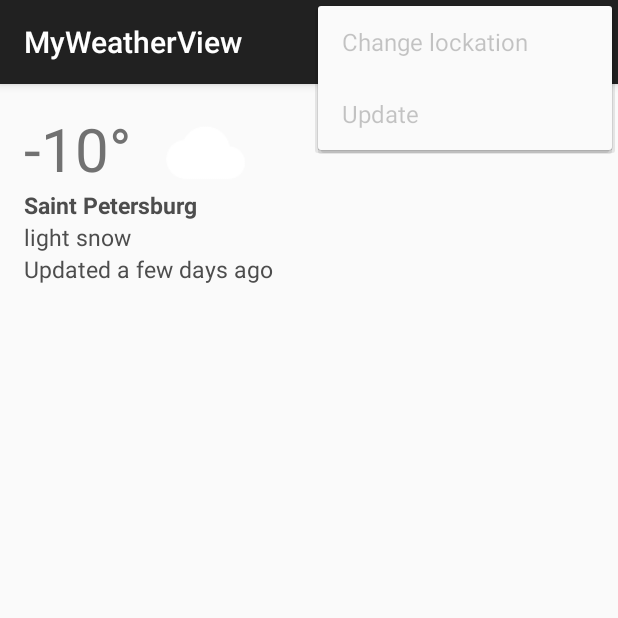
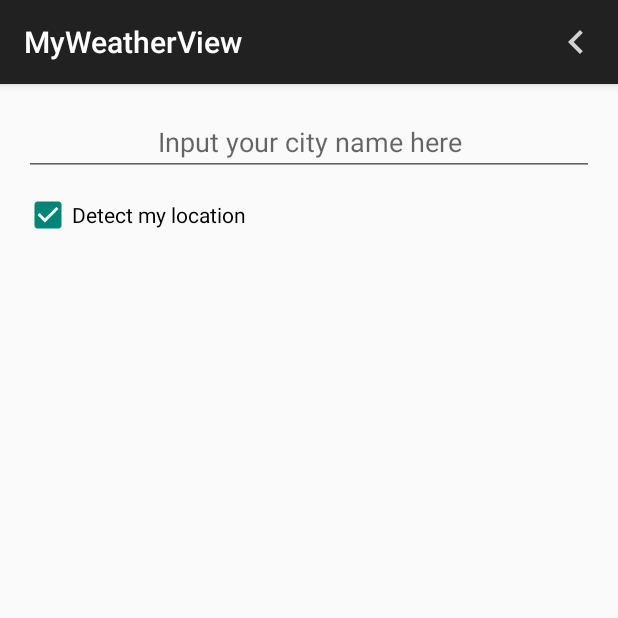
Before and after one commit to jelsu/myWeatherView, an Android app: the fragment WeatherFragment placed in its activity, in the options menu, after a tap on "Change lockation", on a phone screen of 412 x 824 dp, the top half of it. Run offline under Robolectric (Android 15) with nearby library versions, the phone set to English and light mode, and no system bars; our stand-ins replace EventBus; network calls fail; 2 statements that could not run were skipped.

Commit message:
added lockation fragment
menu completed

```diff
--- /dev/null
+++ b/app/src/main/java/com/teaching/jelus/myweatherview/LockationFragment.java
@@ -0,0 +1,17 @@
+package com.teaching.jelus.myweatherview;
+
+
+import android.os.Bundle;
+import android.support.v4.app.Fragment;
+import android.view.LayoutInflater;
+import android.view.View;
+import android.view.ViewGroup;
+
+public class LockationFragment extends Fragment {
+    @Override
+    public View onCreateView(LayoutInflater inflater, ViewGroup container,
+                             Bundle savedInstanceState) {
+        return inflater.inflate(R.layout.fragment_lockation, container, false);
+    }
+
+}
--- a/app/src/main/java/com/teaching/jelus/myweatherview/LockationHelper.java
+++ b/app/src/main/java/com/teaching/jelus/myweatherview/LockationHelper.java
@@ -16,11 +16,13 @@ public class LockationHelper {
     private LocationManager mLocationManager;
     private LocationListener mLocationListener;
     private Location mLocation;
+    private Context mContext;
     private double latitude;
     private double longitude;
 
     public LockationHelper(Context context) {
-        mLocationManager = (LocationManager) context.getSystemService(LOCATION_SERVICE);
+        mContext = context;
+        mLocationManager = (LocationManager) mContext.getSystemService(LOCATION_SERVICE);
         mLocationListener = new LocationListener() {
             @Override
             public void onLocationChanged(Location location) {
@@ -44,14 +46,14 @@ public class LockationHelper {
         };
         boolean isGPSEnabled = mLocationManager.isProviderEnabled(LocationManager.GPS_PROVIDER);
         boolean isNetworkEnabled = mLocationManager.isProviderEnabled(LocationManager.NETWORK_PROVIDER);
-        if (!isGPSEnabled && !isNetworkEnabled){
-            context.startActivity(new Intent(
+        if (!isGPSEnabled && !isNetworkEnabled) {
+            mContext.startActivity(new Intent(
                     android.provider.Settings.ACTION_LOCATION_SOURCE_SETTINGS));
-        } else{
-            if (isGPSEnabled){
-                choseLocationUpdate(context, LocationManager.GPS_PROVIDER);
-            } else{
-                choseLocationUpdate(context, LocationManager.NETWORK_PROVIDER);
+        } else {
+            if (isGPSEnabled) {
+                choseLocationUpdate(mContext, LocationManager.GPS_PROVIDER);
+            } else {
+                choseLocationUpdate(mContext, LocationManager.NETWORK_PROVIDER);
             }
         }
         latitude = mLocation.getLatitude();
@@ -60,11 +62,11 @@ public class LockationHelper {
 
     private void choseLocationUpdate(Context context, String provider) {
         if (ActivityCompat.checkSelfPermission(
-                context,
+                mContext,
                 Manifest.permission.ACCESS_FINE_LOCATION) !=
                 PackageManager.PERMISSION_GRANTED &&
                 ActivityCompat.checkSelfPermission(
-                        context,
+                        mContext,
                         Manifest.permission.ACCESS_COARSE_LOCATION)
                         != PackageManager.PERMISSION_GRANTED) {
             // TODO: Consider calling
@@ -92,4 +94,25 @@ public class LockationHelper {
     public double getLongitude() {
         return longitude;
     }
+
+    public void stop() {
+        if (ActivityCompat.checkSelfPermission(
+                mContext,
+                Manifest.permission.ACCESS_FINE_LOCATION) !=
+                PackageManager.PERMISSION_GRANTED &&
+                ActivityCompat.checkSelfPermission(
+                        mContext,
+                        Manifest.permission.ACCESS_COARSE_LOCATION)
+                        != PackageManager.PERMISSION_GRANTED) {
+            // TODO: Consider calling
+            //    ActivityCompat#requestPermissions
+            // here to request the missing permissions, and then overriding
+            //   public void onRequestPermissionsResult(int requestCode, String[] permissions,
+            //                                          int[] grantResults)
+            // to handle the case where the user grants the permission. See the documentation
+            // for ActivityCompat#requestPermissions for more details.
+            return;
+        }
+        mLocationManager.removeUpdates(mLocationListener);
+    }
 }
--- a/app/src/main/java/com/teaching/jelus/myweatherview/MainActivity.java
+++ b/app/src/main/java/com/teaching/jelus/myweatherview/MainActivity.java
@@ -25,8 +25,10 @@ public class MainActivity extends AppCompatActivity {
     private FragmentTransaction mFragmentTransaction;
     private ProgressFragment mProgressFragment;
     private WeatherFragment mWeatherFragment;
+    private LockationFragment mLockationFragment;
     private MenuItem mItemLockation;
     private MenuItem mItemUpdate;
+    private MenuItem mItemBack;
     private ExecutorService mPool;
 
     @Override
@@ -40,6 +42,7 @@ public class MainActivity extends AppCompatActivity {
             mFragmentTransaction = mFragmentManager.beginTransaction();
             mProgressFragment = new ProgressFragment();
             mWeatherFragment = new WeatherFragment();
+            mLockationFragment = new LockationFragment();
             mFragmentTransaction.add(R.id.container, mProgressFragment);
             mFragmentTransaction.commit();
             mPool = MyApp.getPool();
@@ -70,22 +73,56 @@ public class MainActivity extends AppCompatActivity {
         getMenuInflater().inflate(R.menu.menu_main, menu);
         mItemLockation = menu.findItem(R.id.menu_item_lockation);
         mItemUpdate = menu.findItem(R.id.menu_item_update);
+        mItemBack = menu.findItem(R.id.menu_item_back);
         return super.onCreateOptionsMenu(menu);
+    }
+
+    @Override
+    public boolean onPrepareOptionsMenu(Menu menu) {
+        if (mProgressFragment.isAdded()){
+            mItemLockation.setVisible(true);
+            mItemUpdate.setVisible(true);
+            mItemBack.setVisible(false);
+        }
+        return super.onPrepareOptionsMenu(menu);
+    }
+
+    @Override
+    public void onBackPressed() {
+        if (mLockationFragment.isAdded()){
+            mItemLockation.setVisible(true);
+            mItemUpdate.setVisible(true);
+            mItemBack.setVisible(false);
+        }
+        super.onBackPressed();
     }
 
     @Override
     public boolean onOptionsItemSelected(MenuItem item) {
         int id = item.getItemId();
+        mFragmentTransaction = mFragmentManager.beginTransaction();
         switch (id){
             case R.id.menu_item_lockation:
+                mFragmentTransaction.addToBackStack(null);
+                mFragmentTransaction.replace(R.id.container, mLockationFragment);
+                mFragmentTransaction.commit();
+                mItemLockation.setVisible(false);
+                mItemUpdate.setVisible(false);
+                mItemBack.setVisible(true);
                 return true;
             case R.id.menu_item_update:
-                mItemLockation.setEnabled(false);
-                mItemUpdate.setEnabled(false);
-                mFragmentTransaction = mFragmentManager.beginTransaction();
                 mFragmentTransaction.replace(R.id.container, mProgressFragment);
                 mFragmentTransaction.commit();
+                mItemLockation.setVisible(false);
+                mItemUpdate.setVisible(false);
                 receiveData();
+                return true;
+            case R.id.menu_item_back:
+                mFragmentTransaction.replace(R.id.container, mWeatherFragment);
+                mFragmentTransaction.commit();
+                mItemLockation.setVisible(true);
+                mItemUpdate.setVisible(true);
+                mItemBack.setVisible(false);
                 return true;
             default:
                 return super.onOptionsItemSelected(item);
@@ -94,8 +131,9 @@ public class MainActivity extends AppCompatActivity {
 
     @Subscribe(threadMode = ThreadMode.MAIN)
     public void onMessageEvent(String requst) {
-        mItemLockation.setEnabled(true);
-        mItemUpdate.setEnabled(true);
+        mItemLockation.setVisible(true);
+        mItemUpdate.setVisible(true);
+        mItemBack.setVisible(false);
         mFragmentTransaction = mFragmentManager.beginTransaction();
         mFragmentTransaction.replace(R.id.container, mWeatherFragment);
         mFragmentTransaction.commit();
--- a/app/src/main/java/com/teaching/jelus/myweatherview/ReceivingDataTask.java
+++ b/app/src/main/java/com/teaching/jelus/myweatherview/ReceivingDataTask.java
@@ -57,6 +57,7 @@ public class ReceivingDataTask implements Runnable {
     private String getDataOnRequest(String requestType) throws Exception {
         double latitude = mLockationHelper.getLatitude();
         double longitude = mLockationHelper.getLongitude();
+        mLockationHelper.stop();
         Log.d(TAG, "Current lockation latitude: " + latitude + "; longitude: " + longitude);
         StringBuilder compositeUrl = new StringBuilder(BEGINNING_URL + requestType);
         compositeUrl.append("?lat=" + latitude);
--- /dev/null
+++ b/app/src/main/res/layout/fragment_lockation.xml
@@ -0,0 +1,24 @@
+<LinearLayout xmlns:android="http://schemas.android.com/apk/res/android"
+             xmlns:tools="http://schemas.android.com/tools"
+             android:layout_width="match_parent"
+             android:layout_height="match_parent"
+              android:orientation="vertical"
+             tools:context="com.teaching.jelus.myweatherview.LockationFragment">
+
+    <EditText
+        android:id="@+id/edit_city_name"
+        android:layout_width="match_parent"
+        android:layout_height="wrap_content"
+        android:gravity="center"
+        android:hint="Input your city name here"
+        android:maxLines="1"/>
+
+    <CheckBox
+        android:id="@+id/check_locate"
+        android:layout_width="wrap_content"
+        android:layout_height="wrap_content"
+        android:text="@string/check_lockation"
+        android:checked="true"
+        android:layout_marginTop="10dp"
+        />
+</LinearLayout>
--- a/app/src/main/res/layout/fragment_weather.xml
+++ b/app/src/main/res/layout/fragment_weather.xml
@@ -34,25 +34,24 @@
         android:layout_alignParentLeft="true"
         android:layout_alignParentStart="true"/>
 
+    <android.support.v7.widget.RecyclerView
+        android:layout_width="match_parent"
+        android:layout_height="match_parent"
+        android:id="@+id/recycler_forecast"
+        android:layout_below="@id/text_weather_date"
+        android:layout_marginTop="10dp"
+        android:layout_alignParentBottom="true"
+        android:layout_alignParentLeft="true"
+        android:layout_alignParentStart="true"/>
+
     <ImageView
         android:layout_width="60dp"
         android:layout_height="60dp"
         android:id="@+id/image_weather"
         android:src="@mipmap/ic_launcher"
+        tools:ignore="RtlHardcoded"
+        android:layout_marginLeft="10dp"
         android:layout_alignParentTop="true"
         android:layout_toRightOf="@+id/text_temperature"
-        android:layout_toEndOf="@+id/text_temperature"
-        android:layout_marginLeft="20dp"
-        tools:ignore="RtlHardcoded"/>
-
-    <android.support.v7.widget.RecyclerView
-        android:layout_width="match_parent"
-        android:layout_height="match_parent"
-        android:id="@+id/recycler_forecast"
-        android:layout_below="@id/text_weather_date"
-        android:scrollbars="vertical"
-        android:layout_marginTop="10dp"
-        android:layout_alignParentBottom="true"
-        android:layout_alignParentLeft="true"
-        android:layout_alignParentStart="true"/>
+        android:layout_toEndOf="@+id/text_temperature"/>
 </RelativeLayout>
--- a/app/src/main/res/menu/menu_main.xml
+++ b/app/src/main/res/menu/menu_main.xml
@@ -1,18 +1,24 @@
 <?xml version="1.0" encoding="utf-8"?>
 <menu xmlns:app="http://schemas.android.com/apk/res-auto"
       xmlns:android="http://schemas.android.com/apk/res/android">
-
 
     <item
         android:id="@+id/menu_item_lockation"
         android:orderInCategory="100"
         app:showAsAction="never"
-        android:enabled="false"
+        android:visible="false"
         android:title="@string/menu_item_lockation"/>
     <item
         android:id="@+id/menu_item_update"
         android:orderInCategory="100"
         app:showAsAction="never"
-        android:enabled="false"
+        android:visible="false"
         android:title="@string/menu_item_update"/>
+    <item
+        android:id="@+id/menu_item_back"
+        android:orderInCategory="100"
+        app:showAsAction="always"
+        android:visible="false"
+        android:icon="@drawable/ic_back"/>
+
 </menu>
--- a/app/src/main/res/values/strings.xml
+++ b/app/src/main/res/values/strings.xml
@@ -8,4 +8,6 @@
     <string name="menu_item_lockation">Change lockation</string>
     <string name="menu_item_update">Update</string>
     <string name="text_day_of_week">Today</string>
+    <string name="hello_blank_fragment">Hello blank fragment</string>
+    <string name="check_lockation">Detect my location</string>
 </resources>
```
Also changed, not shown: app/src/main/res/drawable-hdpi/ic_back.png (added), app/src/main/res/drawable-mdpi/ic_back.png (added), app/src/main/res/drawable-xhdpi/ic_back.png (added), app/src/main/res/drawable-xxhdpi/ic_back.png (added).
